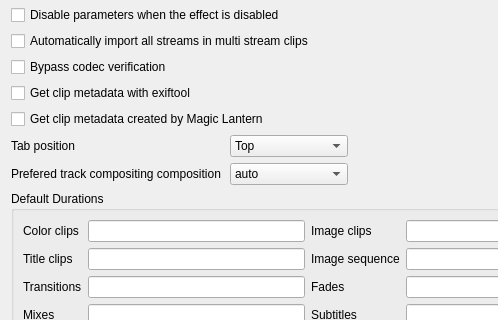
The window that src/ui/configmisc_ui.ui (KDE/kdenlive) describes before a commit, drawn with Qt 5; both pictures show x 0 to 498 and y 110 to 430 of the 646 by 735 pixel window.
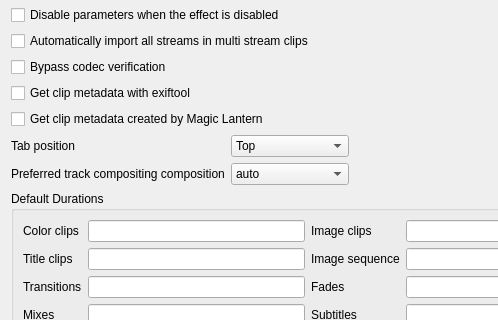
The same window after the commit.

```diff
--- a/src/ui/configmisc_ui.ui
+++ b/src/ui/configmisc_ui.ui
@@ -237,7 +237,7 @@
    <item row="10" column="0">
     <widget class="QLabel" name="label_10">
      <property name="text">
-      <string>Prefered track compositing composition</string>
+      <string>Preferred track compositing composition</string>
      </property>
     </widget>
    </item>
```
